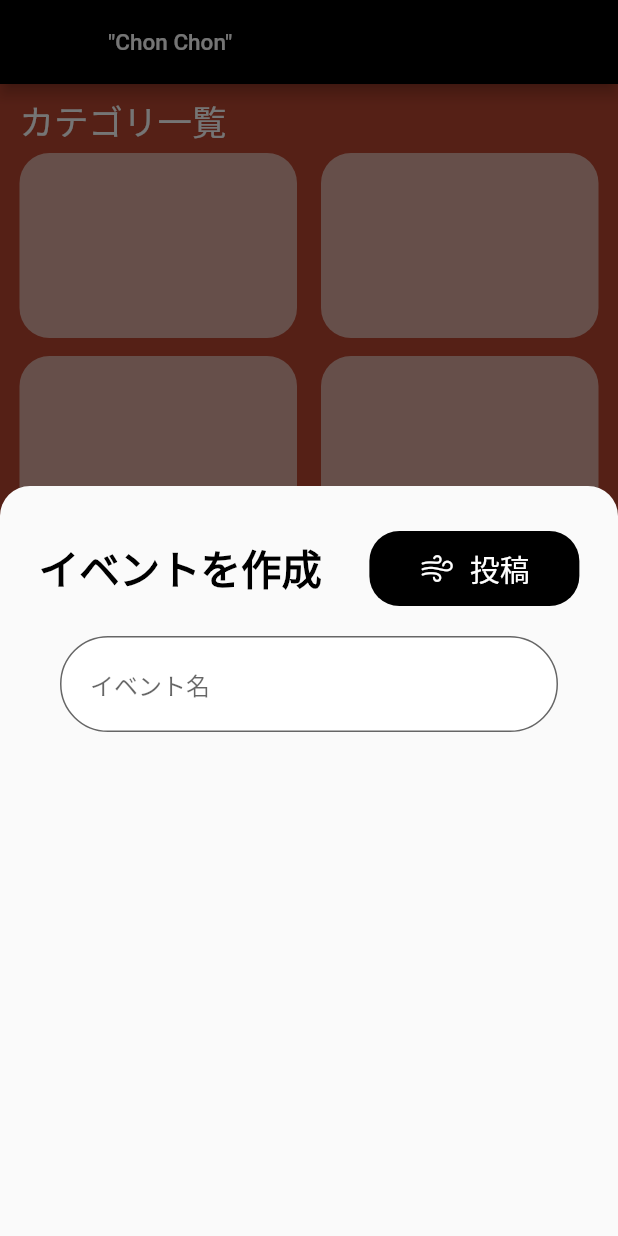
After one commit to isseiM0312/ChonChon-forBusiness, a Flutter app: the EventCreatePage screen opened directly, after a tap on an icon or button, on a phone screen of 412 x 824 dp. The commit adds this screen. Run offline on Flutter 3.47's test engine with Material 2 defaults, Android fonts, the phone set to English and light mode, and no system bars; our stand-ins replace persistent_bottom_nav_bar.

Commit message:
Event Createのモックを追加

```diff
--- a/chonchon_for_business/lib/main.dart
+++ b/chonchon_for_business/lib/main.dart
@@ -18,7 +18,7 @@ class MyApp extends StatelessWidget {
       ),
       routes: <String, WidgetBuilder>{
         '/': (BuildContext context) => const Material(
-              child: MyBottomNavigationBarPage(),
+              child: BottomNavigationBarPage(),
             ),
       },
     );
--- /dev/null
+++ b/chonchon_for_business/lib/view/Common/Modals.dart
@@ -0,0 +1,66 @@
+import 'package:flutter/material.dart';
+import 'package:flutter/cupertino.dart';
+
+import 'Widgets/EventInputter.dart';
+
+Future<dynamic> eventCreateModal(
+  BuildContext context,
+) {
+  return showModalBottomSheet(
+      context: context,
+      isScrollControlled: true,
+      shape: const RoundedRectangleBorder(
+          borderRadius: BorderRadius.vertical(top: Radius.circular(20))),
+      builder: (BuildContext context) {
+        return Container(
+          margin: const EdgeInsets.only(left: 10, right: 10),
+          height: 500,
+          child: Column(
+            children: [
+              const SizedBox(height: 20),
+              Row(
+                mainAxisAlignment: MainAxisAlignment.spaceAround,
+                children: [
+                  const Text(
+                    'イベントを作成',
+                    style: TextStyle(
+                      color: Colors.black,
+                      fontSize: 27,
+                      fontWeight: FontWeight.bold,
+                    ),
+                  ),
+                  Container(
+                    margin: const EdgeInsets.symmetric(vertical: 10),
+                    height: 50,
+                    width: 140,
+                    decoration: BoxDecoration(
+                      color: Colors.black,
+                      borderRadius: BorderRadius.circular(20),
+                    ),
+                    child: InkWell(
+                      onTap: () => {},
+                      borderRadius: BorderRadius.circular(20),
+                      child: Row(
+                        mainAxisAlignment: MainAxisAlignment.center,
+                        children: const [
+                          Icon(
+                            CupertinoIcons.wind,
+                            color: Colors.white,
+                          ),
+                          SizedBox(width: 10),
+                          Text(
+                            '投稿',
+                            style: TextStyle(fontSize: 20, color: Colors.white),
+                          ),
+                        ],
+                      ),
+                    ),
+                  ),
+                ],
+              ),
+              eventNameInputter(),
+            ],
+          ),
+        );
+      });
+}
--- a/chonchon_for_business/lib/view/Common/Widgets/Cards.dart
+++ b/chonchon_for_business/lib/view/Common/Widgets/Cards.dart
@@ -27,7 +27,7 @@ Widget eventCard(
     child: InkWell(
       onTap: () => pushNewScreen(
         context,
-        screen: const MyEventInfoPage(),
+        screen: const EventInfoPage(),
         withNavBar: true,
       ),
       borderRadius: BorderRadius.circular(20),
@@ -123,7 +123,7 @@ Widget ownerImage(String ownerImagePass) {
 Widget tagContainer(String tag) {
   return (Container(
     margin: const EdgeInsets.only(right: 5),
-    padding: const EdgeInsets.only(left: 5, right: 5),
+    padding: const EdgeInsets.symmetric(horizontal: 5),
     decoration: BoxDecoration(
         borderRadius: BorderRadius.circular(7),
         color: Colors.white.withOpacity(0.8)),
@@ -140,7 +140,7 @@ Widget tagContainer(String tag) {
 Widget categoryContainer(String category) {
   return (Container(
     margin: const EdgeInsets.only(bottom: 2),
-    padding: const EdgeInsets.only(left: 5, right: 5),
+    padding: const EdgeInsets.symmetric(horizontal: 5),
     decoration: BoxDecoration(
         borderRadius: BorderRadius.circular(7), color: Color(0xffb94630)),
     child: InkWell(
--- /dev/null
+++ b/chonchon_for_business/lib/view/Common/Widgets/EventInputter.dart
@@ -0,0 +1,20 @@
+import 'package:flutter/material.dart';
+
+Widget eventNameInputter() {
+  return (Container(
+      margin: const EdgeInsets.only(left: 30, top: 10, right: 30),
+      child: TextField(
+        cursorColor: Color(0xffb94630),
+        decoration: InputDecoration(
+          hintText: 'イベント名',
+          fillColor: Colors.white,
+          filled: true,
+          isDense: true,
+          contentPadding: const EdgeInsets.all(20),
+          border: OutlineInputBorder(
+            borderSide: const BorderSide(color: Colors.black),
+            borderRadius: BorderRadius.circular(32),
+          ),
+        ),
+      )));
+}
--- /dev/null
+++ b/chonchon_for_business/lib/view/NavigationPages/EventCreate.dart
@@ -0,0 +1,89 @@
+import 'package:flutter/material.dart';
+import 'package:flutter/cupertino.dart';
+
+import 'package:persistent_bottom_nav_bar/persistent-tab-view.dart';
+
+import '../Common/Modals.dart';
+import '../CategoryHome.dart';
+
+class EventCreatePage extends StatefulWidget {
+  const EventCreatePage({Key? key, required this.title}) : super(key: key);
+  final String title;
+
+  @override
+  State<EventCreatePage> createState() => _EventCreatePageState();
+}
+
+class _EventCreatePageState extends State<EventCreatePage> {
+  @override
+  Widget build(BuildContext context) {
+    return Scaffold(
+      backgroundColor: Color(0xffb94630),
+      appBar: AppBar(
+        backgroundColor: Colors.black,
+        title: const Text(
+          '"Chon Chon"',
+          style: TextStyle(color: Colors.white, fontSize: 15),
+        ),
+      ),
+      body: Container(
+          margin: const EdgeInsets.symmetric(horizontal: 13),
+          child: ListView(
+            padding: const EdgeInsets.only(top: 7, bottom: 10),
+            children: [
+              const Text(
+                'カテゴリ一覧',
+                style: TextStyle(color: Colors.white, fontSize: 23),
+              ),
+              const SizedBox(height: 5),
+              GridView.count(
+                crossAxisCount: 2,
+                crossAxisSpacing: 16,
+                mainAxisSpacing: 12,
+                childAspectRatio: 1.5,
+                shrinkWrap: true,
+                children: [
+                  categoryCard(context),
+                  categoryCard(context),
+                  categoryCard(context),
+                  categoryCard(context),
+                  categoryCard(context),
+                  categoryCard(context),
+                  categoryCard(context),
+                  categoryCard(context),
+                  categoryCard(context),
+                  categoryCard(context),
+                ],
+              ),
+            ],
+          )),
+      floatingActionButton: FloatingActionButton(
+        onPressed: () => {eventCreateModal(context)},
+        child: const Icon(
+          CupertinoIcons.add,
+          color: Color(0xffb94630),
+          size: 35,
+        ),
+        backgroundColor: Colors.white,
+      ),
+    );
+  }
+}
+
+Widget categoryCard(BuildContext context) {
+  return Container(
+    margin: const EdgeInsets.all(0),
+    decoration: BoxDecoration(
+      color: Colors.white.withOpacity(0.55),
+      borderRadius: BorderRadius.circular(20),
+    ),
+    child: InkWell(
+      onTap: () => pushNewScreen(
+        context,
+        screen: const CategoryHomePage(),
+        withNavBar: true,
+      ),
+      borderRadius: BorderRadius.circular(20),
+    ),
+  );
+}
```
Also changed, not shown: chonchon_for_business/lib/view/BottomNavigationBar.dart (+4 -3 lines), chonchon_for_business/lib/view/CategoryHome.dart (added, +59 -0 lines), chonchon_for_business/lib/view/EventInfo.dart (+5 -5 lines), chonchon_for_business/lib/view/NavigationPages/Home.dart (+22 -22 lines).
